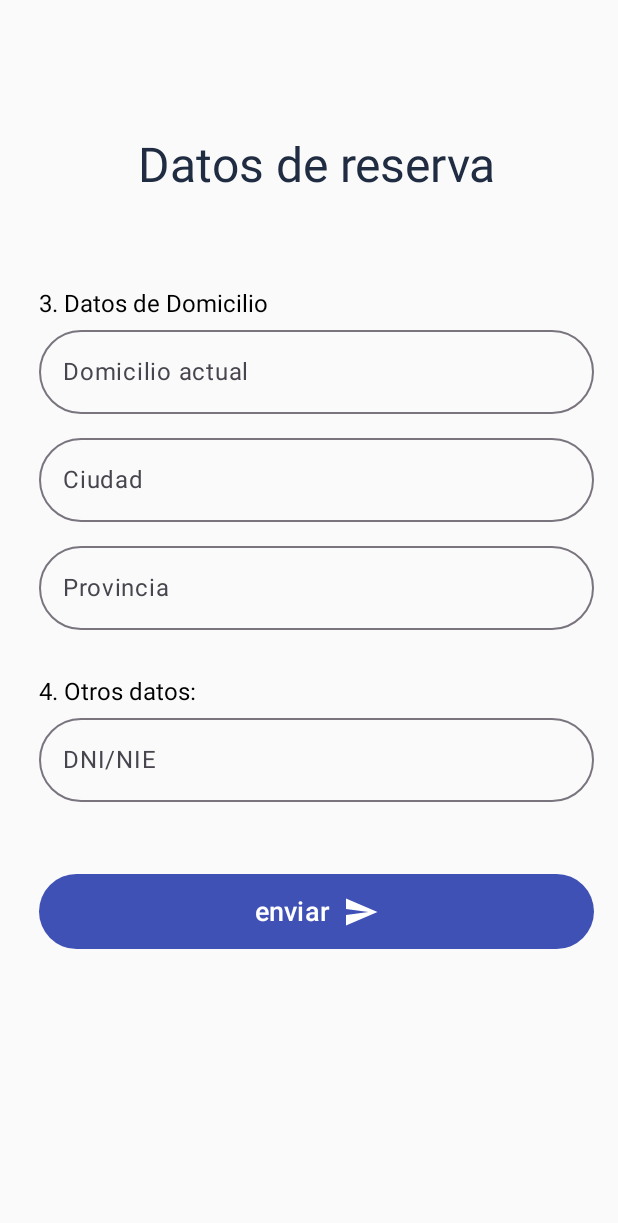
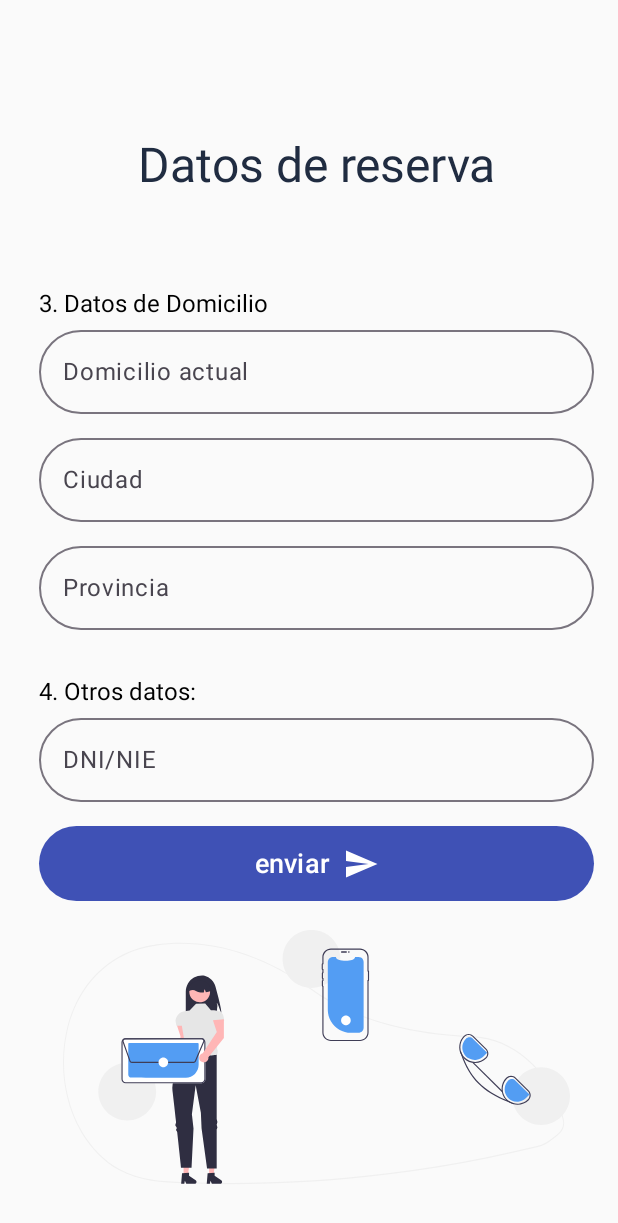
Before and after one commit to beamm536/inmobiliaria, an Android app built with Jetpack Compose: the screen it shows after launch (MainActivity), on a phone screen of 412 x 824 dp. Shown: the top 1223 px of the screen. Run offline under Robolectric (Android 15) with nearby library versions, the phone set to English and light mode, and no system bars; 20 statements that could not run were skipped.

Commit message:
incorporacion de la img decorativa

```diff
--- a/app/src/main/java/com/appclass/myapplication/screens/ScreenForm2.kt
+++ b/app/src/main/java/com/appclass/myapplication/screens/ScreenForm2.kt
@@ -180,7 +180,9 @@ fun FormFields3(modifier: Modifier = Modifier){
 //            }
         )
 
-        Spacer(modifier = Modifier.size(32.dp))
+
+//todo PQ AQUI NO ME DEJA INCORPORAR LA FUNCION DE LA IMAGEN HACIENDOSE VISIBLE TANTO EL BTN COMO LA IMG??????
+
 
         Button(
             onClick = { /* Acción de siguiente */ },
@@ -199,6 +201,8 @@ fun FormFields3(modifier: Modifier = Modifier){
                 tint = Color.White
             )
         }
+
+        ImgDecorativa(modifier)
     }
 }
 
@@ -208,6 +212,8 @@ fun ImgDecorativa(modifier: Modifier = Modifier){
         painter = painterResource(id = R.drawable.img_formulario_inmobiliaria), //cambiar esta imagen por el logo de la inmobiliaria
         contentDescription = "Header",
         modifier = modifier
+            .width(30.dp)
+            .height(10.dp)
     )
 }
 
```
